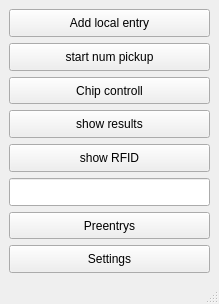
Qt form src/views/mainwindow/mainwindow.ui (stivehu/um3) before a commit.
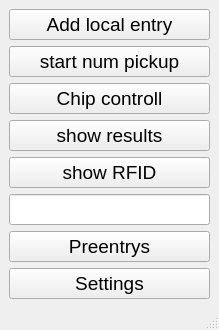
The same form after that commit.

```diff
--- a/src/views/mainwindow/mainwindow.ui
+++ b/src/views/mainwindow/mainwindow.ui
@@ -30,6 +30,11 @@
         <height>0</height>
        </size>
       </property>
+      <property name="font">
+       <font>
+        <pointsize>14</pointsize>
+       </font>
+      </property>
       <property name="text">
        <string>Add local entry</string>
       </property>
@@ -43,6 +48,11 @@
         <verstretch>0</verstretch>
        </sizepolicy>
       </property>
+      <property name="font">
+       <font>
+        <pointsize>14</pointsize>
+       </font>
+      </property>
       <property name="text">
        <string>start num pickup</string>
       </property>
@@ -56,6 +66,11 @@
         <verstretch>0</verstretch>
        </sizepolicy>
       </property>
+      <property name="font">
+       <font>
+        <pointsize>14</pointsize>
+       </font>
+      </property>
       <property name="text">
        <string>Chip controll</string>
       </property>
@@ -69,6 +84,11 @@
         <verstretch>0</verstretch>
        </sizepolicy>
       </property>
+      <property name="font">
+       <font>
+        <pointsize>14</pointsize>
+       </font>
+      </property>
       <property name="text">
        <string>show results</string>
       </property>
@@ -82,6 +102,11 @@
         <verstretch>0</verstretch>
        </sizepolicy>
       </property>
+      <property name="font">
+       <font>
+        <pointsize>14</pointsize>
+       </font>
+      </property>
       <property name="text">
        <string>show RFID</string>
       </property>
@@ -98,6 +123,11 @@
         <verstretch>0</verstretch>
        </sizepolicy>
       </property>
+      <property name="font">
+       <font>
+        <pointsize>14</pointsize>
+       </font>
+      </property>
       <property name="text">
        <string/>
       </property>
@@ -111,6 +141,11 @@
         <verstretch>0</verstretch>
        </sizepolicy>
       </property>
+      <property name="font">
+       <font>
+        <pointsize>14</pointsize>
+       </font>
+      </property>
       <property name="text">
        <string>Preentrys</string>
       </property>
@@ -124,6 +159,11 @@
         <verstretch>0</verstretch>
        </sizepolicy>
       </property>
+      <property name="font">
+       <font>
+        <pointsize>14</pointsize>
+       </font>
+      </property>
       <property name="text">
        <string>Settings</string>
       </property>
```
